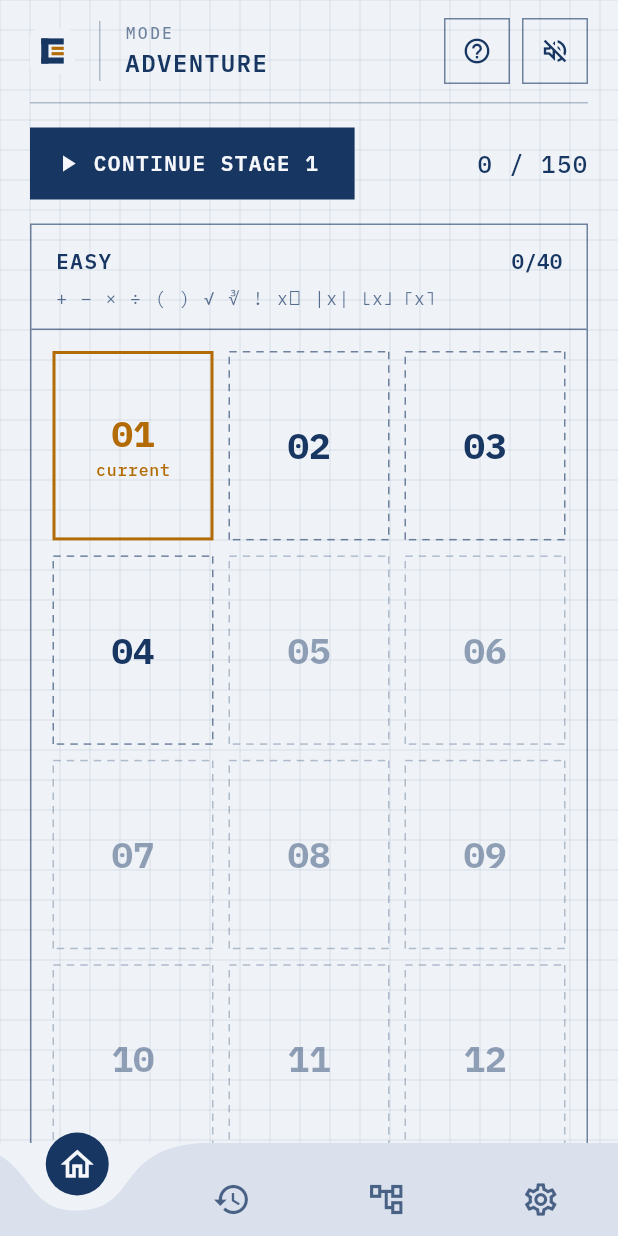
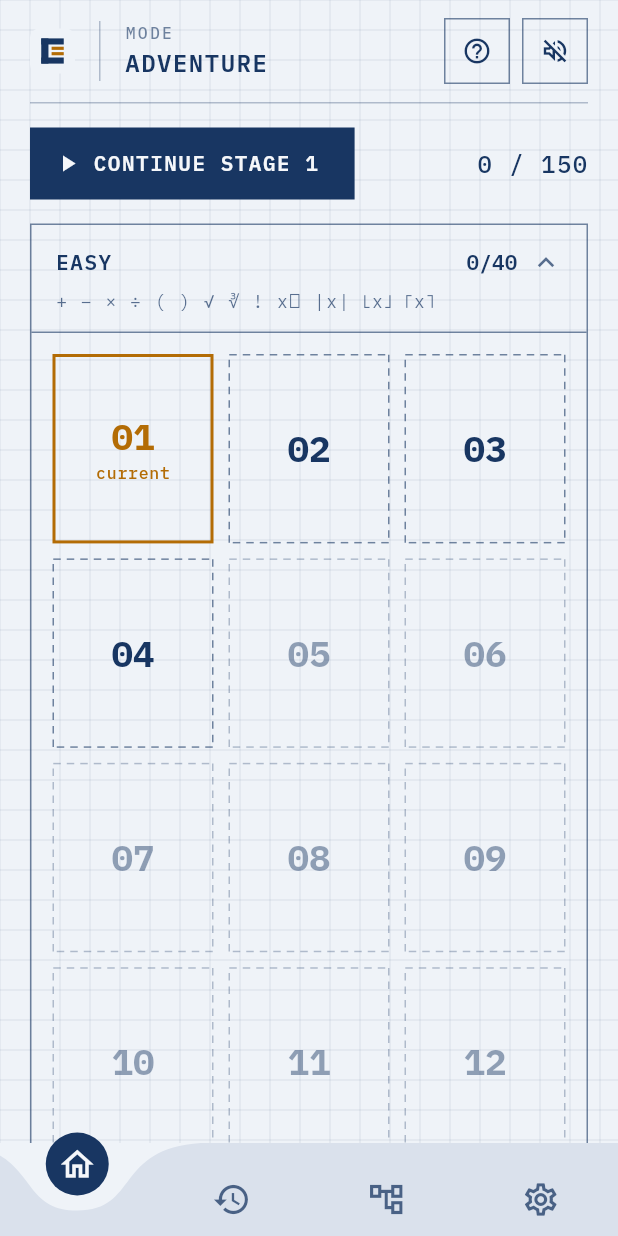
Before and after one commit to scarpelli/emplake, a Flutter app: the AdventurePage screen opened by its route, on a phone screen of 412 x 824 dp. Run offline on Flutter 3.47's test engine with Material 3 defaults, Android fonts, the phone set to English and light mode, and no system bars; drawn by our look-alikes of curved_navigation_bar; our stand-ins replace audioplayers, cloud_firestore, firebase_auth, firebase_core, flutter_riverpod, go_router and 3 more; missing offline and left inert: country_flags, firebase_ui_auth, firebase_ui_localizations, flutter_math_fork; accounts and stored records are empty.

Commit message:
feat: mais melhorias de usabilidade

```diff
--- a/lib/core/prefs.dart
+++ b/lib/core/prefs.dart
@@ -13,4 +13,6 @@ abstract final class PrefKeys {
 
   static const adventure = 'adventure.v1';
   static const challenges = 'challenges.v1';
+
+  static const adventureCollapsed = 'adventure.collapsed.v1';
 }
--- a/lib/features/adventure/adventure_page.dart
+++ b/lib/features/adventure/adventure_page.dart
@@ -3,12 +3,14 @@ import 'package:flutter_riverpod/flutter_riverpod.dart';
 import 'package:go_router/go_router.dart';
 
 import '../../core/l10n_helpers.dart';
+import '../../core/prefs.dart';
 import '../../core/router.dart';
 import '../../core/theme/blueprint.dart';
 import '../../core/widgets/bp_widgets.dart';
 import '../../core/widgets/brand_home.dart';
 import '../game/application/game_controller.dart';
 import '../game/domain/adventure.dart';
+import '../game/domain/level.dart';
 import 'adventure_store.dart';
 
 class AdventurePage extends ConsumerStatefulWidget {
@@ -21,6 +23,15 @@ class AdventurePage extends ConsumerStatefulWidget {
 class _AdventurePageState extends ConsumerState<AdventurePage> {
   final _focusKey = GlobalKey(debugLabel: 'adventure-focus');
   bool _scrolled = false;
+
+  late final Set<String> _collapsed = {
+    ...?ref.read(sharedPreferencesProvider).getStringList(PrefKeys.adventureCollapsed),
+  };
+
+  void _toggle(Level level) {
+    setState(() => _collapsed.contains(level.name) ? _collapsed.remove(level.name) : _collapsed.add(level.name));
+    ref.read(sharedPreferencesProvider).setStringList(PrefKeys.adventureCollapsed, _collapsed.toList());
+  }
 
   void _play(Stage s) {
     if (!s.playable) {
@@ -157,6 +168,8 @@ class _AdventurePageState extends ConsumerState<AdventurePage> {
                         onTap: _play,
                         scrollable: false,
                         perRow: perRow,
+                        collapsed: _collapsed.contains(col.level.name),
+                        onToggle: () => _toggle(col.level),
                       ),
                       const SizedBox(height: 16),
                     ],
@@ -179,6 +192,8 @@ class _ColumnPanel extends StatelessWidget {
     required this.onTap,
     required this.scrollable,
     required this.perRow,
+    this.collapsed = false,
+    this.onToggle,
   });
 
   final AdventureColumn column;
@@ -187,6 +202,9 @@ class _ColumnPanel extends StatelessWidget {
   final ValueChanged<Stage> onTap;
   final bool scrollable;
   final int perRow;
+
+  final bool collapsed;
+  final VoidCallback? onToggle;
 
   @override
   Widget build(BuildContext context) {
@@ -217,10 +235,12 @@ class _ColumnPanel extends StatelessWidget {
         crossAxisAlignment: CrossAxisAlignment.stretch,
         mainAxisSize: scrollable ? MainAxisSize.max : MainAxisSize.min,
         children: [
+          _foldable(
+            context,
             Container(
               padding: const EdgeInsets.fromLTRB(16, 14, 16, 12),
               decoration: BoxDecoration(
-              border: Border(bottom: BorderSide(color: bp.line)),
+                border: collapsed ? null : Border(bottom: BorderSide(color: bp.line)),
               ),
               child: Column(
                 crossAxisAlignment: CrossAxisAlignment.start,
@@ -233,7 +253,14 @@ class _ColumnPanel extends StatelessWidget {
                           style: t.titleSmall?.copyWith(fontWeight: FontWeight.w600, letterSpacing: 1),
                         ),
                       ),
-                    Text('${column.done}/${column.total}', style: t.titleSmall?.copyWith(fontWeight: FontWeight.w600)),
+                      Text(
+                        '${column.done}/${column.total}',
+                        style: t.titleSmall?.copyWith(fontWeight: FontWeight.w600),
+                      ),
+                      if (onToggle != null) ...[
+                        const SizedBox(width: 8),
+                        Icon(collapsed ? Icons.expand_more : Icons.expand_less, size: 22, color: bp.muted),
+                      ],
                     ],
                   ),
                   const SizedBox(height: 6),
@@ -269,8 +296,25 @@ class _ColumnPanel extends StatelessWidget {
                 ],
               ),
             ),
-          if (scrollable) Expanded(child: grid) else grid,
+          ),
+          if (scrollable) Expanded(child: grid) else if (!collapsed) grid,
         ],
+      ),
+    );
+  }
+
+  Widget _foldable(BuildContext context, Widget header) {
+    if (onToggle == null) return header;
+    final l = context.l10n;
+    final name = column.level.label(l);
+    return Semantics(
+      container: true,
+      button: true,
+      expanded: !collapsed,
+      label: collapsed ? l.adventureExpand(name) : l.adventureCollapse(name),
+      child: Material(
+        type: MaterialType.transparency,
+        child: InkWell(onTap: onToggle, child: header),
       ),
     );
   }
--- a/lib/features/educational/lesson_page.dart
+++ b/lib/features/educational/lesson_page.dart
@@ -256,8 +256,6 @@ class _LessonPlayerPageState extends ConsumerState<LessonPlayerPage> {
               ),
             ],
           ),
-          const SizedBox(height: 8),
-          Text(l.lessonNowYouHint, style: t.bodySmall?.copyWith(color: bp.muted)),
         ],
       ),
     );
--- a/lib/features/game/application/game_controller.dart
+++ b/lib/features/game/application/game_controller.dart
@@ -438,7 +438,7 @@ class GameController extends Notifier<GameState?> {
     final s = state;
     if (s == null || !s.canHint) return;
     final next = s.hintsUsed + 1;
-    state = s.copyWith(hintsUsed: next, solution: solution);
+    state = s.copyWith(hintsUsed: next, solution: solution, wrongAttempt: false);
     if (next >= 3) reveal(solution);
   }
 
--- a/lib/l10n/app_localizations.dart
+++ b/lib/l10n/app_localizations.dart
@@ -754,6 +754,30 @@ abstract class AppLocalizations {
   /// **'Quer ver uma solução? Se preferir, não revelamos nada: o número volta ao sorteio para você tentar outro dia.'**
   String get skipBody;
 
+  /// No description provided for @skipBodyAdventure.
+  ///
+  /// In pt, this message translates to:
+  /// **'Quer ver uma solução? Se preferir, não revelamos nada: a fase continua aberta na trilha para você tentar depois.'**
+  String get skipBodyAdventure;
+
+  /// No description provided for @skipBodyDaily.
+  ///
+  /// In pt, this message translates to:
+  /// **'Quer ver uma solução? Pulando, a tentativa de hoje termina; amanhã tem outra placa.'**
+  String get skipBodyDaily;
+
+  /// No description provided for @skipBodyRetry.
+  ///
+  /// In pt, this message translates to:
+  /// **'Quer ver uma solução? Se preferir, não revelamos nada e você pode tentar de novo quando quiser.'**
+  String get skipBodyRetry;
+
+  /// No description provided for @close.
+  ///
+  /// In pt, this message translates to:
+  /// **'Fechar'**
+  String get close;
+
   /// No description provided for @skipYes.
   ///
   /// In pt, this message translates to:
@@ -1096,6 +1120,24 @@ abstract class AppLocalizations {
   /// **'Sem pontos desta vez. {number} continua no sorteio para você tentar de novo.'**
   String revealedDetail(String number);
 
+  /// No description provided for @revealedDetailAdventure.
+  ///
+  /// In pt, this message translates to:
+  /// **'Sem estrelas desta vez. A fase continua aberta na trilha para você tentar de novo.'**
+  String get revealedDetailAdventure;
+
+  /// No description provided for @revealedDetailDaily.
+  ///
+  /// In pt, this message translates to:
+  /// **'Sem pontos desta vez. Amanhã tem outra placa.'**
+  String get revealedDetailDaily;
+
+  /// No description provided for @revealedDetailRetry.
+  ///
+  /// In pt, this message translates to:
+  /// **'Sem pontos desta vez. Você pode tentar de novo quando quiser.'**
+  String get revealedDetailRetry;
+
   /// No description provided for @points.
   ///
   /// In pt, this message translates to:
@@ -1720,12 +1762,6 @@ abstract class AppLocalizations {
   /// **'AGORA VOCÊ'**
   String get lessonNowYou;
 
-  /// No description provided for @lessonNowYouHint.
-  ///
-  /// In pt, this message translates to:
-  /// **'Você joga outra placa que também usa este operador, sem relógio e sem pontos.'**
-  String get lessonNowYouHint;
-
   /// No description provided for @lessonStepStart.
   ///
   /// In pt, this message translates to:
@@ -1881,6 +1917,18 @@ abstract class AppLocalizations {
   /// In pt, this message translates to:
   /// **'atual'**
   String get adventureCurrent;
+
+  /// No description provided for @adventureCollapse.
+  ///
+  /// In pt, this message translates to:
+  /// **'Recolher {level}'**
+  String adventureCollapse(String level);
+
+  /// No description provided for @adventureExpand.
+  ///
+  /// In pt, this message translates to:
+  /// **'Mostrar {level}'**
+  String adventureExpand(String level);
 
   /// No description provided for @adventureStage.
   ///
```
Also changed, not shown: lib/features/game/presentation/game_page.dart (+3 -15 lines), lib/features/game/presentation/result_sheet.dart (+6 -1 lines), lib/features/game/presentation/skip_dialog.dart (+65 -9 lines), lib/features/game/presentation/tree_view.dart (+9 -5 lines), lib/l10n/app_en.arb (+9 -1 lines), lib/l10n/app_es.arb (+9 -1 lines), lib/l10n/app_localizations_en.dart (+37 -4 lines), lib/l10n/app_localizations_es.dart (+37 -4 lines), lib/l10n/app_localizations_pt.dart (+37 -4 lines), lib/l10n/app_pt.arb (+11 -1 lines), 1 other file. Lines whose indentation alone changed are shown as unchanged.
